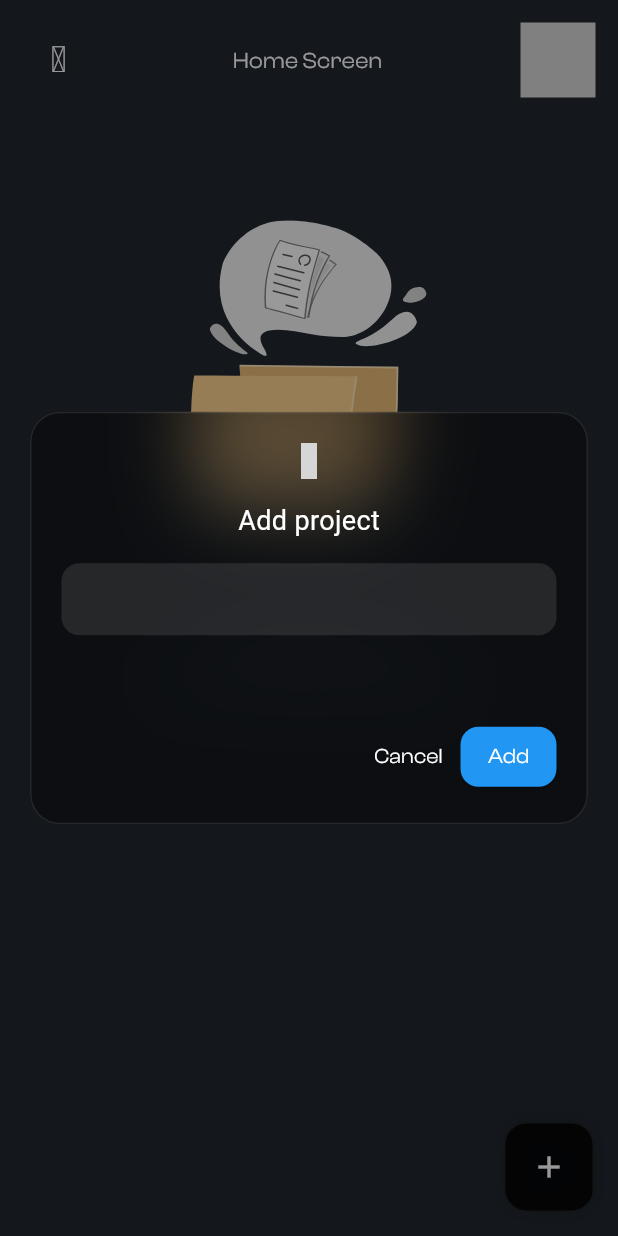
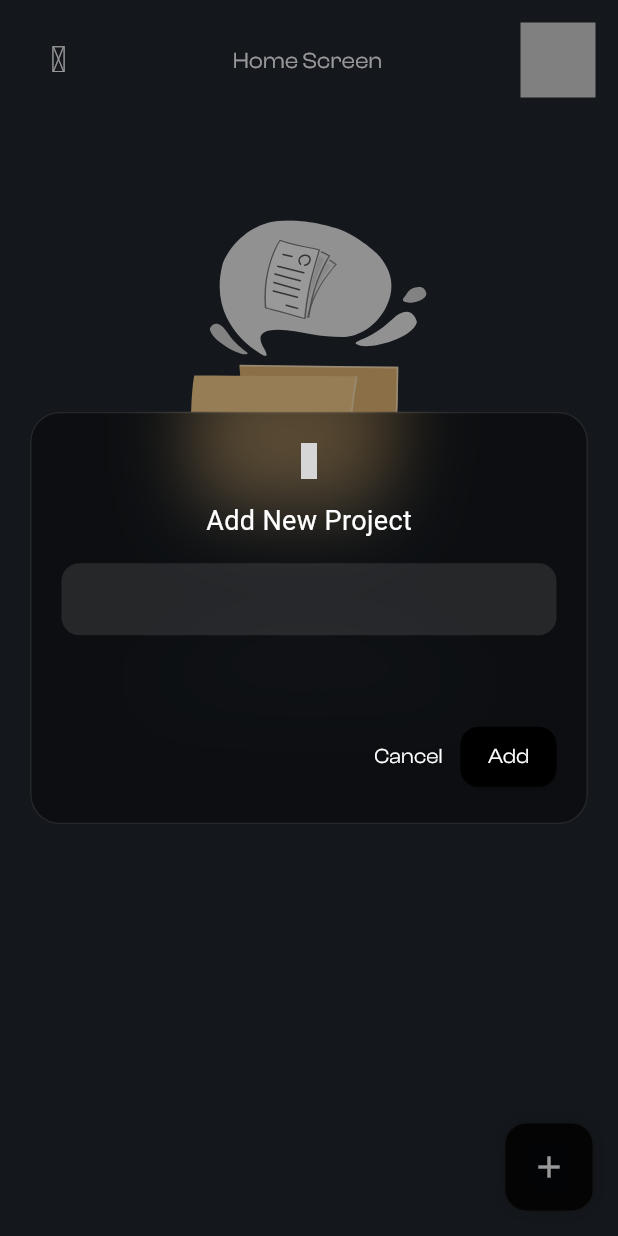
Before and after one commit to smilingmajid/todolistapp, a Flutter app: the HomeScreen screen opened directly, after a tap on the "add" icon, on a phone screen of 412 x 824 dp. Run offline on Flutter 3.47's test engine with Material 3 defaults, Android fonts, the phone set to English and light mode, and no system bars; drawn by our look-alikes of flutter_advanced_drawer; our stand-ins replace get, hive, hive_flutter, iconsax, introduction_screen, line_icons and 1 more; missing offline and left inert: random_avatar; accounts and stored records are empty; grey boxes are pictures that could not be loaded.

Commit message:
tarnslatons add to show add project dialog

```diff
--- a/lib/core/widgets/new_task_bottom_widget.dart
+++ b/lib/core/widgets/new_task_bottom_widget.dart
@@ -8,10 +8,9 @@ import 'package:todolistapp/core/widgets/show_add_project_dialog.dart';
 
 import '../../controllers/project_controller.dart';
 
-
 Widget newTaskBottomWidget(BuildContext context, Color projectnColor) {
   bool isDark = Get.find<ThemeController>().isDark.value;
-  final ProjectController projectController=Get.find<ProjectController>();
+  final ProjectController projectController = Get.find<ProjectController>();
   return Container(
     decoration: BoxDecoration(
       borderRadius: BorderRadius.circular(15),
@@ -48,11 +47,10 @@ Widget newTaskBottomWidget(BuildContext context, Color projectnColor) {
                 context,
                 projectController,
                 '',
-                'Add project',
+                'Project.addProject'.tr,
                 isDark,
                 projectnColor,
               );
-
             },
           ),
         ),
--- a/lib/core/widgets/show_add_project_dialog.dart
+++ b/lib/core/widgets/show_add_project_dialog.dart
@@ -1,5 +1,6 @@
 import 'dart:ui';
 import 'package:flutter/material.dart';
+import 'package:get/get.dart';
 import 'package:iconsax/iconsax.dart';
 import '../../controllers/project_controller.dart';
 import 'text_widget.dart';
@@ -85,13 +86,13 @@ Future showAddProjectDialogWidget(
                           onPressed: () => Navigator.pop(context),
                           child: textWidget(
                             isDark: true,
-                            txt: "Cancel",
+                            txt: 'Project.cancel'.tr,
                             fontSize: 14,
                           ),
                         ),
                         ElevatedButton(
                           style: ElevatedButton.styleFrom(
-                            backgroundColor: Colors.blue,
+                            backgroundColor: Colors.black,
                             padding: EdgeInsets.zero,
                             shape: RoundedRectangleBorder(
                               borderRadius: BorderRadius.circular(12),
@@ -107,7 +108,7 @@ Future showAddProjectDialogWidget(
                           },
                           child: textWidget(
                             isDark: true,
-                            txt: "Add",
+                            txt: 'Project.add'.tr,
                             fontSize: 14,
                             weight: "b",
                           ),
```
